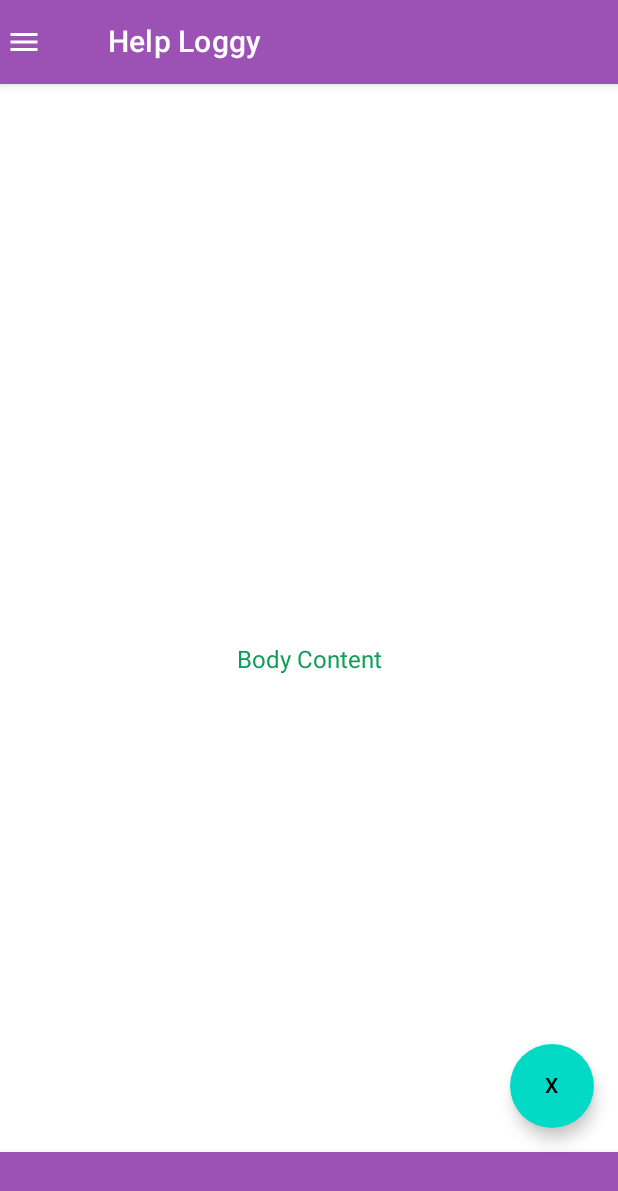
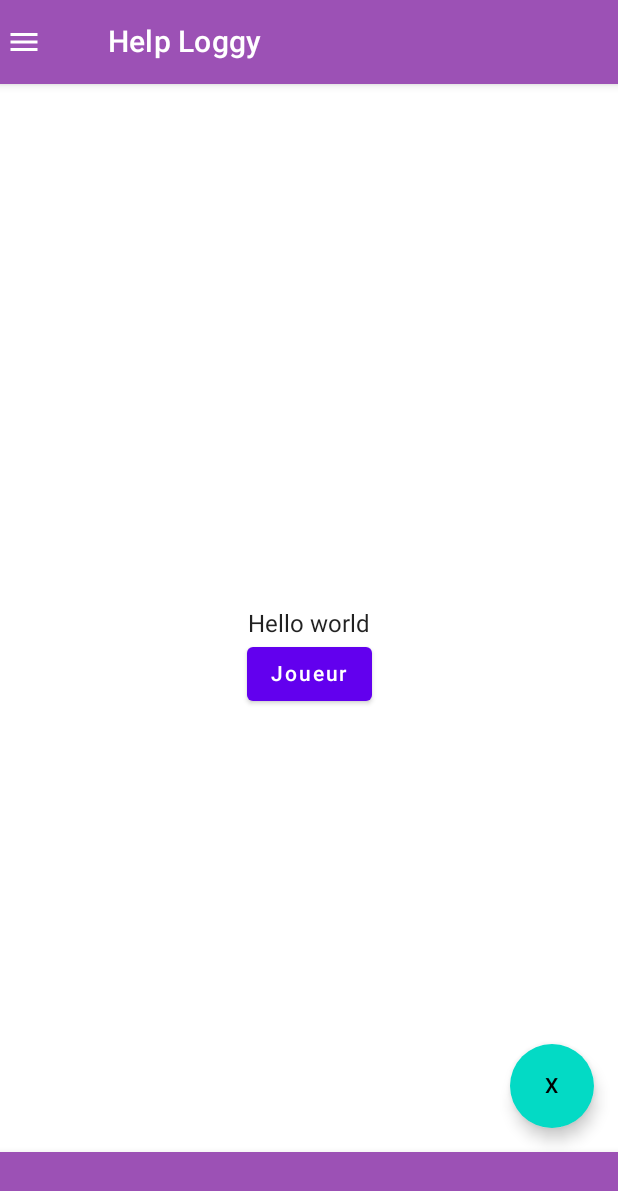
Before and after one commit to Scressenville/Escape-Game-Application, an Android app built with Jetpack Compose: the screen it shows after launch (MainActivity), on a phone screen of 412 x 824 dp. Shown: the top 1191 px of the screen. Run offline under Robolectric (Android 15) with nearby library versions, the phone set to English and light mode, and no system bars.

Commit message:
first cinematic

```diff
--- a/androidApp/src/main/java/sae/escapegame/application/android/MainActivity.kt
+++ b/androidApp/src/main/java/sae/escapegame/application/android/MainActivity.kt
@@ -1,7 +1,10 @@
 package sae.escapegame.application.android
 
+import android.R
 import android.annotation.SuppressLint
 import android.os.Bundle
+import android.widget.Button
+import android.widget.TextView
 import androidx.activity.ComponentActivity
 import androidx.activity.compose.setContent
 import androidx.compose.foundation.background
@@ -165,9 +168,16 @@ fun Body() {
         horizontalAlignment = Alignment.CenterHorizontally,
         modifier = Modifier
             .fillMaxSize()
-            .background(Color.White)
     ) {
-        Text(text = "Body Content", color = Color(0xFF0F9D58))
+
+        var fdp = "Hello world"
+        Text(text = fdp)
+        Button(onClick =  {
+
+        }) {
+            Text(text = "Joueur", color = Color(0xFFFFFFFF))
+        }
+
     }
 }
 @Composable
```
